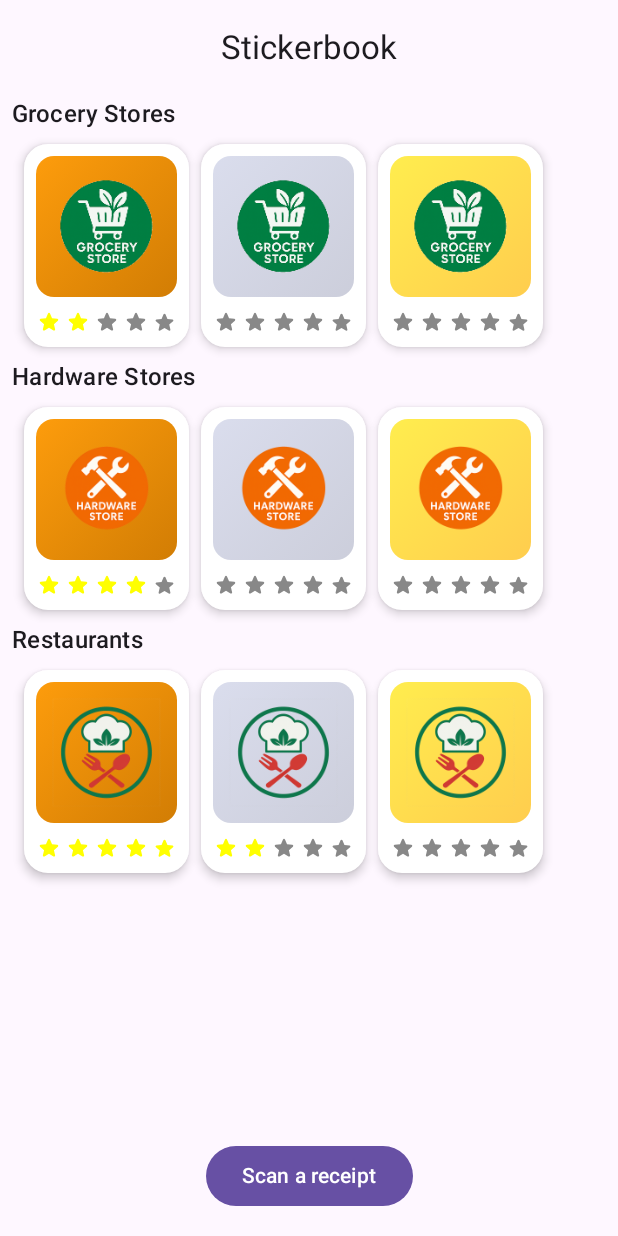
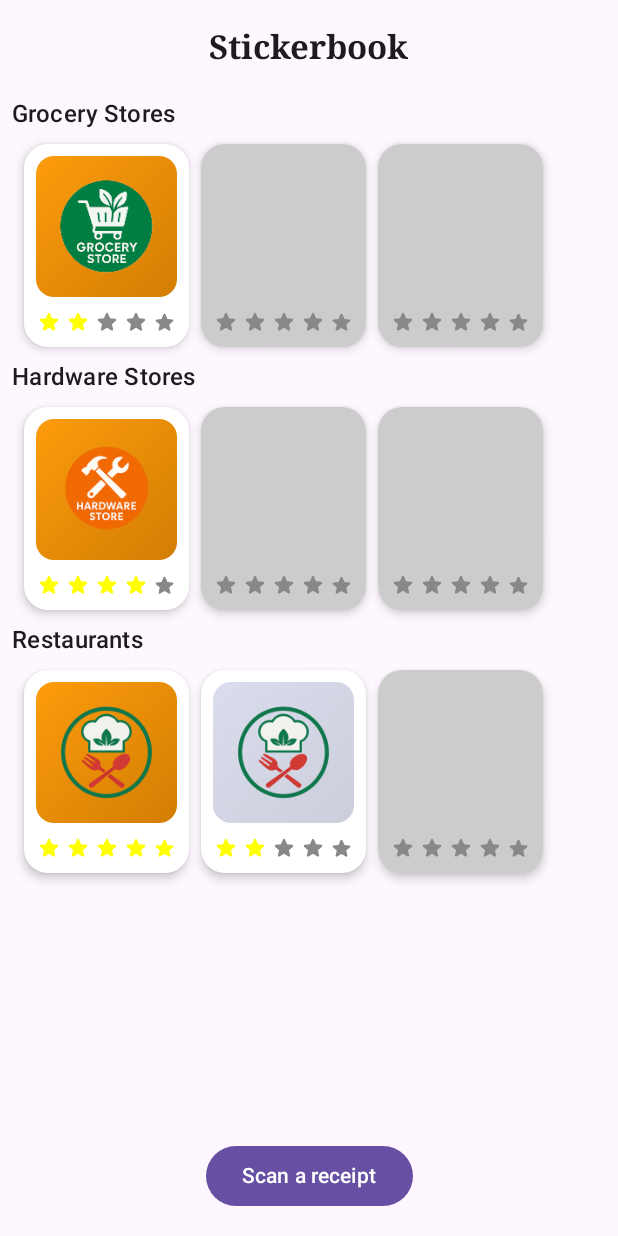
Before and after one commit to m-garey/fetchit-frontend, an Android app built with Jetpack Compose: the @Preview function StickerbookPreview2, on a phone screen of 412 x 824 dp. Run offline under Robolectric (Android 15) with nearby library versions, the phone set to English and light mode, and no system bars; our stand-ins replace Dagger/Hilt's generated code.

Commit message:
graying out

```diff
--- a/app/src/main/java/com/fetch/fetchit/ui/stickerbook/StickerbookScreen.kt
+++ b/app/src/main/java/com/fetch/fetchit/ui/stickerbook/StickerbookScreen.kt
@@ -45,6 +45,8 @@ import androidx.compose.ui.graphics.Brush
 import androidx.compose.ui.geometry.Offset
 import androidx.compose.ui.draw.clip
 import androidx.compose.ui.Alignment
+import androidx.compose.ui.text.font.FontFamily
+import androidx.compose.ui.text.font.FontWeight
 import com.fetch.fetchit.R
 import com.fetch.fetchit.utils.Constants
 
@@ -88,7 +90,12 @@ fun StickerbookScreen(
         topBar = {
             CenterAlignedTopAppBar(
                 title = {
-                    Text(text = "Stickerbook", fontSize = MaterialTheme.typography.titleLarge.fontSize)
+                    Text(
+                        text = "Stickerbook",
+                        fontSize = MaterialTheme.typography.titleLarge.fontSize,
+                        fontFamily = FontFamily.Serif,
+                        fontWeight = FontWeight.ExtraBold,
+                    )
                 },
             )
         },
@@ -183,7 +190,7 @@ private fun StickerItem(
     Column(
         modifier = modifier
             .shadow(elevation = 4.dp, shape = MaterialTheme.shapes.large, clip = false)
-            .background(color = Color.White, shape = MaterialTheme.shapes.large)
+            .background(color = if (starCount > 0) Color.White else Color.LightGray, shape = MaterialTheme.shapes.large)
     ) {
         val gradientColors = when (position) {
             0 -> listOf(Color(0xFFFD9C0C), Color(0xFFD27D04))
@@ -197,19 +204,26 @@ private fun StickerItem(
             end = Offset.Infinite,
         )
 
-        Box(
-            modifier = Modifier
+        val boxBaseModifier = Modifier
             .aspectRatio(1f)
             .padding(8.dp)
             .clip(MaterialTheme.shapes.medium)
-                .background(brush = gradient),
+
+        Box(
+            modifier = if (starCount > 0) {
+                boxBaseModifier.background(brush = gradient)
+            } else {
+                boxBaseModifier
+            },
         ) {
+            if (starCount > 0) {
                 Image(
                     painter = painterResource(id = imageResId),
                     contentDescription = null,
                     modifier = Modifier.matchParentSize(),
                     contentScale = ContentScale.Crop,
                 )
+            }
         }
         BoxWithConstraints(
             modifier = Modifier
```
Lines whose indentation alone changed are shown as unchanged.
